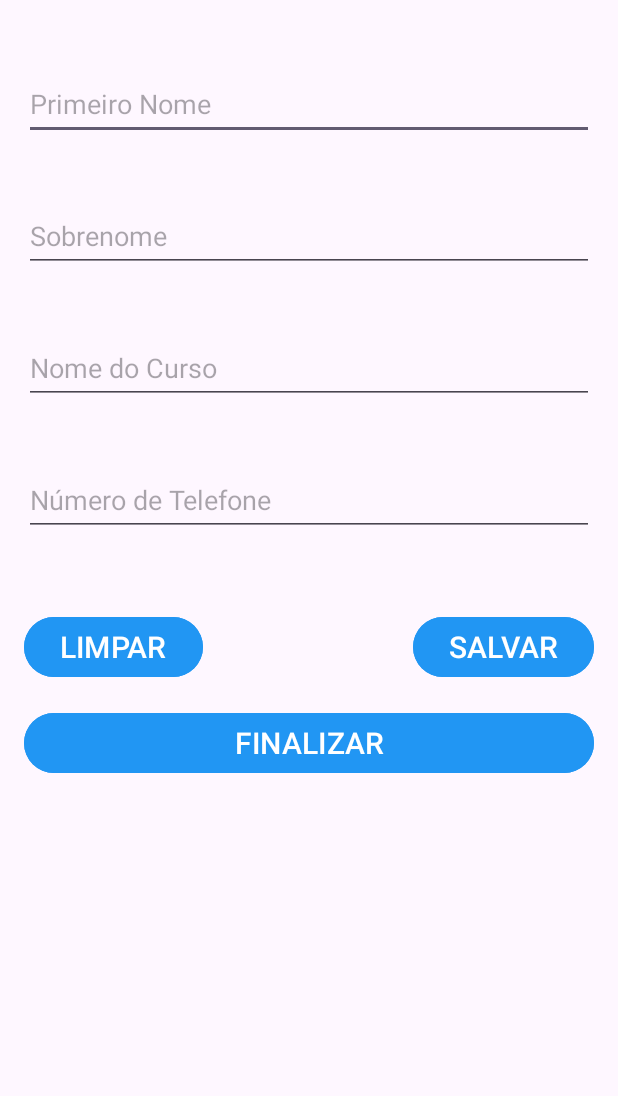
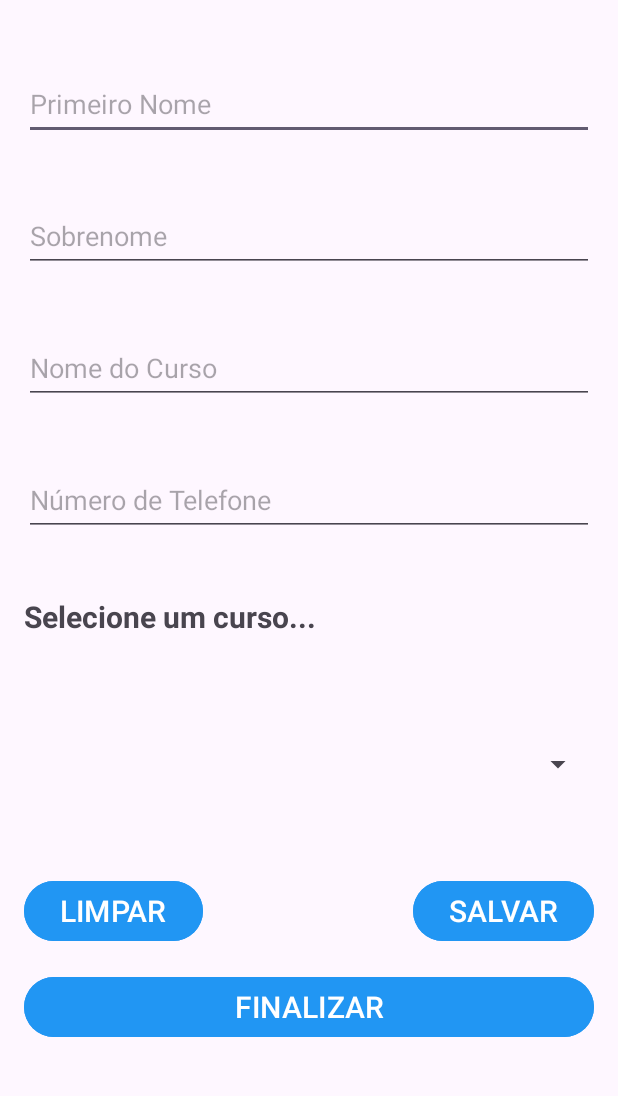
Before and after one commit to Ofice0313/ListCourse, an Android app: the screen it shows after launch (MainActivity), on a phone screen of 412 x 824 dp, the part 81-1177 px from its top. Run offline under Robolectric (Android 15) with nearby library versions, the phone set to English and light mode, and no system bars.

Commit message:
adding spinner for choice de course in our layout

```diff
--- a/app/src/main/java/devandroid/ofice/listcourse/view/MainActivity.java
+++ b/app/src/main/java/devandroid/ofice/listcourse/view/MainActivity.java
@@ -54,25 +54,24 @@ public class MainActivity extends AppCompatActivity {
         SharedPreferences.Editor listaVip = sharedPreferences.edit(); // significa que o arquivo esta aberto para edição
         Pessoa pessoa = new Pessoa();
 
-        /*pessoa.setCurso("Java");
-        pessoa.setPrimeiroNome("Marcelo");
-        pessoa.setSobrenome("Ofice");
-        pessoa.setNumeroTelefone("877312374");*/
+        pessoa.setPrimeiroNome(sharedPreferences.getString("primeiroNome", ""));
+        pessoa.setSobrenome(sharedPreferences.getString("sobreNome", ""));
+        pessoa.setCurso(sharedPreferences.getString("curso", ""));
+        pessoa.setNumeroTelefone(sharedPreferences.getString("telefone", ""));
 
         editPrimeiroNome = findViewById(R.id.edit_primeiro_nome);
         editSobrenome = findViewById(R.id.edit_sobrenome);
         editNomeDoCurso = findViewById(R.id.edit_nome_curso);
         editTelefone = findViewById(R.id.edit_telefone);
 
-        btnLimpar = findViewById(R.id.btn_limpar);
-        btnSalvar = findViewById(R.id.btn_salvar);
-        btnfinalizar = findViewById(R.id.btn_finalizar);
-
-
         editPrimeiroNome.setText(pessoa.getPrimeiroNome());
         editSobrenome.setText(pessoa.getSobrenome());
         editNomeDoCurso.setText(pessoa.getCurso());
         editTelefone.setText(pessoa.getNumeroTelefone());
+
+        btnLimpar = findViewById(R.id.btn_limpar);
+        btnSalvar = findViewById(R.id.btn_salvar);
+        btnfinalizar = findViewById(R.id.btn_finalizar);
 
         btnLimpar.setOnClickListener(new View.OnClickListener() {
             @Override
--- a/app/src/main/res/layout/activity_main.xml
+++ b/app/src/main/res/layout/activity_main.xml
@@ -76,6 +76,29 @@
         tools:layout_editor_absoluteX="11dp"
         tools:ignore="Autofill" />
 
+    <TextView
+        android:id="@+id/selecioneCurso"
+        android:layout_width="match_parent"
+        android:layout_height="48dp"
+        android:layout_marginTop="40dp"
+        android:layout_marginLeft="16dp"
+        android:layout_marginRight="16dp"
+        android:text="@string/selecioneCurso"
+        android:textSize="20sp"
+        android:textStyle="bold"
+        app:layout_constraintTop_toBottomOf="@+id/edit_telefone"
+        app:layout_editor_absoluteX="11dp"/>
+
+    <Spinner
+        android:id="@+id/listaDeCursos"
+        android:layout_width="match_parent"
+        android:layout_height="48dp"
+        android:layout_marginTop="40dp"
+        android:layout_marginLeft="16dp"
+        android:layout_marginRight="16dp"
+        app:layout_constraintTop_toBottomOf="@+id/selecioneCurso"
+        />
+
     <Button
         android:id="@+id/btn_limpar"
         android:layout_width="wrap_content"
@@ -88,7 +111,7 @@
         app:layout_constraintEnd_toStartOf="@+id/btn_salvar"
         app:layout_constraintHorizontal_bias="0.063"
         app:layout_constraintStart_toStartOf="@+id/btn_finalizar"
-        app:layout_constraintTop_toBottomOf="@+id/edit_telefone"
+        app:layout_constraintTop_toBottomOf="@+id/listaDeCursos"
         app:layout_constraintVertical_bias="0.0"
         app:layout_goneMarginTop="16dp" />
 
@@ -104,7 +127,7 @@
         app:layout_constraintBottom_toTopOf="@+id/btn_finalizar"
         app:layout_constraintEnd_toEndOf="@+id/btn_finalizar"
         app:layout_constraintStart_toEndOf="@+id/btn_limpar"
-        app:layout_constraintTop_toBottomOf="@+id/edit_telefone"
+        app:layout_constraintTop_toBottomOf="@+id/listaDeCursos"
         app:layout_constraintVertical_bias="0.0" />
 
     <Button
--- a/app/src/main/res/values/strings.xml
+++ b/app/src/main/res/values/strings.xml
@@ -7,4 +7,5 @@
     <string name="btn_limpar">LIMPAR</string>
     <string name="btn_salvar">SALVAR</string>
     <string name="btn_finalizar">FINALIZAR</string>
+    <string name="selecioneCurso">Selecione um curso...</string>
 </resources>
```
